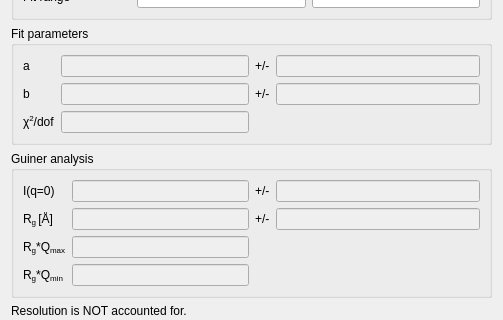
Above: src/sas/qtgui/Plotting/UI/LinearFitUI.ui from SasView/sasview before the change; both pictures show x 0 to 503 and y 122 to 442 of the 503 by 564 pixel window. Below: the same form after it.
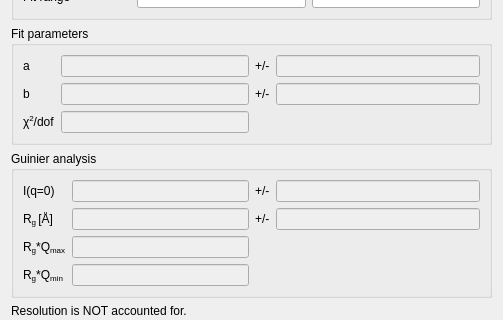
That is the form after the change. Icons and pictures are not drawn.

Commit message: Display Rg*Qmin and Rg*Qmax in correct text boxes in linear fit window, and correct misspellings of Guinier.

What changed in the file:
```diff
--- a/src/sas/qtgui/Plotting/UI/LinearFitUI.ui
+++ b/src/sas/qtgui/Plotting/UI/LinearFitUI.ui
@@ -262,7 +262,7 @@
       <bool>true</bool>
      </property>
      <property name="title">
-      <string>Guiner analysis </string>
+      <string>Guinier analysis </string>
      </property>
      <layout class="QGridLayout" name="gridLayout_4">
       <item row="0" column="0">
```
Left out of the diff: 16 changed lines with no effect on the pictures. The commit also changes 1 other file.
